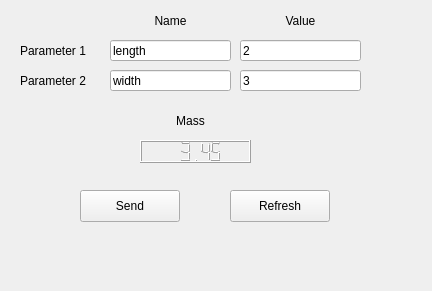
This is QTApp/2_SimpleParameter/parameters.ui in tapnair/FusionQTer as Qt 5 draws it before an edit. The edited form follows.
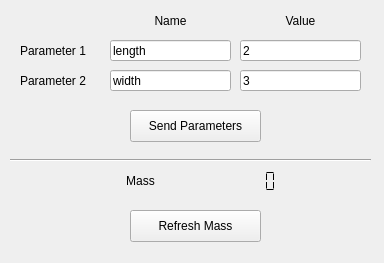
This is the edited form.

Patch:
```diff
--- a/QTApp/2_SimpleParameter/parameters.ui
+++ b/QTApp/2_SimpleParameter/parameters.ui
@@ -6,8 +6,8 @@
    <rect>
     <x>0</x>
     <y>0</y>
-    <width>432</width>
-    <height>291</height>
+    <width>384</width>
+    <height>263</height>
    </rect>
   </property>
   <property name="windowTitle">
@@ -42,9 +42,9 @@
   <widget class="QLabel" name="label_3">
    <property name="geometry">
     <rect>
-     <x>0</x>
-     <y>110</y>
-     <width>381</width>
+     <x>100</x>
+     <y>170</y>
+     <width>81</width>
      <height>21</height>
     </rect>
    </property>
@@ -148,46 +148,65 @@
   <widget class="QLCDNumber" name="mass_display">
    <property name="geometry">
     <rect>
-     <x>140</x>
-     <y>140</y>
-     <width>111</width>
+     <x>210</x>
+     <y>170</y>
+     <width>81</width>
      <height>23</height>
     </rect>
    </property>
+   <property name="frameShape">
+    <enum>QFrame::NoFrame</enum>
+   </property>
    <property name="smallDecimalPoint">
     <bool>false</bool>
    </property>
    <property name="mode">
     <enum>QLCDNumber::Dec</enum>
    </property>
+   <property name="segmentStyle">
+    <enum>QLCDNumber::Flat</enum>
+   </property>
    <property name="value" stdset="0">
-    <double>3.450000000000000</double>
+    <double>0.000000000000000</double>
    </property>
   </widget>
   <widget class="QPushButton" name="button">
    <property name="geometry">
     <rect>
-     <x>80</x>
-     <y>190</y>
-     <width>100</width>
+     <x>130</x>
+     <y>110</y>
+     <width>131</width>
      <height>32</height>
     </rect>
    </property>
    <property name="text">
-    <string>Send</string>
+    <string>Send Parameters</string>
    </property>
   </widget>
   <widget class="QPushButton" name="refresh">
    <property name="geometry">
     <rect>
-     <x>230</x>
-     <y>190</y>
-     <width>100</width>
+     <x>130</x>
+     <y>210</y>
+     <width>131</width>
      <height>32</height>
     </rect>
    </property>
    <property name="text">
-    <string>Refresh</string>
+    <string>Refresh Mass</string>
+   </property>
+  </widget>
+  <widget class="Line" name="line">
+   <property name="geometry">
+    <rect>
+     <x>10</x>
+     <y>150</y>
+     <width>361</width>
+     <height>20</height>
+    </rect>
+   </property>
+   <property name="orientation">
+    <enum>Qt::Horizontal</enum>
    </property>
   </widget>
  </widget>
```
